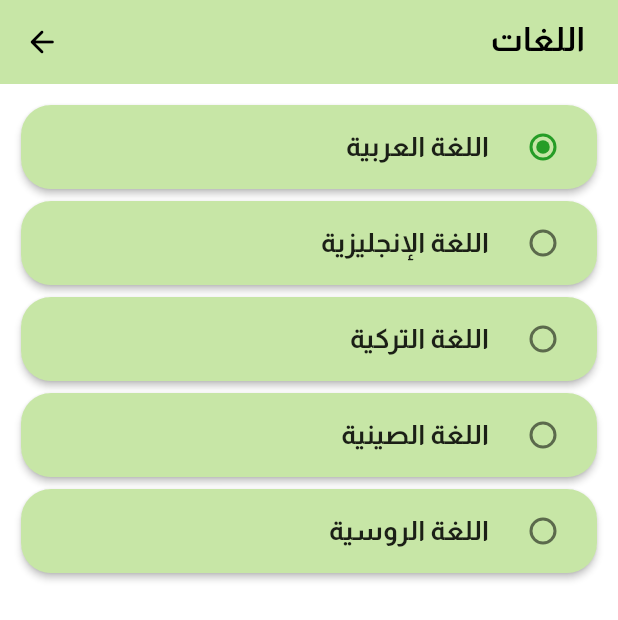
After one commit to heshamalsaqqaf2/Bloom-Buddys, a Flutter app: the Languages screen opened directly, on a phone screen of 412 x 824 dp. The commit adds this screen. Shown: the top 620 px of the screen. Run offline on Flutter 3.47's test engine with Material 3 defaults, Android fonts, the light colour scheme and no system bars; our stand-ins replace awesome_dialog, flutter_riverpod, image_picker; missing offline and left inert: dart:ffi.

Commit message:
Add New Screen Detailes.

```diff
--- a/lib/common_widget/round_button.dart
+++ b/lib/common_widget/round_button.dart
@@ -36,9 +36,9 @@ class RoundButton extends StatelessWidget {
         width: width,
         alignment: Alignment.center,
         decoration: BoxDecoration(
-          color: type == RoundButtonType.primary
+          color: type == RoundButtonType.secondary
               ? TColor.primary
-              : type == RoundButtonType.secondary
+              : type == RoundButtonType.primary
                   ? TColor.secondary
                   : Colors.transparent,
           border: type == RoundButtonType.line
@@ -53,7 +53,7 @@ class RoundButton extends StatelessWidget {
           style: TextStyle(
               color: type == RoundButtonType.line
                   ? (lineColor ?? TColor.primaryText)
-                  : Colors.white,
+                  : TColor.primaryText,
               fontSize: fontSize,
               fontFamily: 'Almarai',
               fontWeight: fontWeight),
--- /dev/null
+++ b/lib/screen/languages.dart
@@ -0,0 +1,230 @@
+import 'package:bloom_buddys/common/extension.dart';
+import 'package:flutter/material.dart';
+import 'package:flutter/services.dart';
+import '../common/color_extension.dart';
+
+class Languages extends StatefulWidget {
+  const Languages({super.key});
+
+  @override
+  State<Languages> createState() => _LanguagesState();
+}
+
+class _LanguagesState extends State<Languages> {
+  int _groupValue = -1;
+
+  @override
+  Widget build(BuildContext context) {
+    SystemChrome.setSystemUIOverlayStyle(SystemUiOverlayStyle(
+      statusBarColor: TColor.secondary,
+    ));
+    return Scaffold(
+      backgroundColor: Colors.white,
+      appBar: AppBar(
+        elevation: 0,
+        backgroundColor: TColor.secondary,
+        actions: [
+          Padding(
+            padding: const EdgeInsets.symmetric(horizontal: 22, vertical: 14),
+            child: Text(
+              "اللغات",
+              style: TextStyle(
+                fontWeight: FontWeight.bold,
+                fontSize: 22,
+                color: TColor.primaryText,
+              ),
+            ),
+          ),
+        ],
+        leading: IconButton(
+          icon: Icon(
+            Icons.arrow_back_rounded,
+            color: TColor.primaryText,
+          ),
+          onPressed: () => context.pop(),
+        ),
+      ),
+      body: Padding(
+        padding: const EdgeInsets.all(10),
+        child: Column(
+          crossAxisAlignment: CrossAxisAlignment.start,
+          mainAxisAlignment: MainAxisAlignment.start,
+          children: <Widget>[
+            Directionality(
+              textDirection: TextDirection.rtl,
+              child: Column(
+                children: <Widget>[
+                  Card(
+                    elevation: 2,
+                    shape: RoundedRectangleBorder(
+                      borderRadius: BorderRadius.circular(20.0),
+                    ),
+                    color: TColor.secondary,
+                    child: Column(
+                      children: [
+                        const ClipRRect(
+                          borderRadius: BorderRadius.only(
+                            topRight: Radius.circular(20),
+                            topLeft: Radius.circular(20),
+                          ),
+                        ),
+                        RadioListTile(
+                          value: -1,
+                          groupValue: _groupValue,
+                          title: const Text(
+                            "اللغة العربية",
+                            style: TextStyle(
+                              fontSize: 18,
+                              fontFamily: 'Almarai',
+                              fontWeight: FontWeight.bold,
+                            ),
+                          ),
+                          onChanged: (newValue) =>
+                              setState(() => _groupValue = newValue!),
+                          activeColor: TColor.primary,
+                          selected: false,
+                        ),
+                      ],
+                    ),
+                  ),
+                  Card(
+                    elevation: 2,
+                    shape: RoundedRectangleBorder(
+                      borderRadius: BorderRadius.circular(20.0),
+                    ),
+                    color: TColor.secondary,
+                    child: Column(
+                      children: [
+                        const ClipRRect(
+                          borderRadius: BorderRadius.only(
+                            topRight: Radius.circular(20),
+                            topLeft: Radius.circular(20),
+                          ),
+                        ),
+                        RadioListTile(
+                          value: 1,
+                          groupValue: _groupValue,
+                          title: const Text(
+                            "اللغة الإنجليزية",
+                            style: TextStyle(
+                              fontSize: 18,
+                              fontFamily: 'Almarai',
+                              fontWeight: FontWeight.bold,
+                            ),
+                          ),
+                          onChanged: (newValue) =>
+                              setState(() => _groupValue = newValue!),
+                          activeColor: TColor.primary,
+                          selected: false,
+                        ),
+                      ],
+                    ),
+                  ),
+                  Card(
+                    elevation: 2,
+                    shape: RoundedRectangleBorder(
+                      borderRadius: BorderRadius.circular(20.0),
+                    ),
+                    color: TColor.secondary,
+                    child: Column(
+                      children: [
+                        const ClipRRect(
+                          borderRadius: BorderRadius.only(
+                            topRight: Radius.circular(20),
+                            topLeft: Radius.circular(20),
+                          ),
+                        ),
+                        RadioListTile(
+                          value: 0,
+                          groupValue: _groupValue,
+                          title: const Text(
+                            "اللغة التركية",
+                            style: TextStyle(
+                              fontSize: 18,
+                              fontFamily: 'Almarai',
+                              fontWeight: FontWeight.bold,
+                            ),
+                          ),
+                          onChanged: (newValue) =>
+                              setState(() => _groupValue = newValue!),
+                          activeColor: TColor.primary,
+                          selected: false,
+                        ),
+                      ],
+                    ),
+                  ),
+                  Card(
+                    elevation: 2,
+                    shape: RoundedRectangleBorder(
+                      borderRadius: BorderRadius.circular(20.0),
+                    ),
+                    color: TColor.secondary,
+                    child: Column(
+                      children: [
+                        const ClipRRect(
+                          borderRadius: BorderRadius.only(
+                            topRight: Radius.circular(20),
+                            topLeft: Radius.circular(20),
+                          ),
+                        ),
+                        RadioListTile(
+                          value: -2,
+                          groupValue: _groupValue,
+                          title: const Text(
+                            "اللغة الصينية",
+                            style: TextStyle(
+                              fontSize: 18,
+                              fontFamily: 'Almarai',
+                              fontWeight: FontWeight.bold,
+                            ),
+                          ),
+                          onChanged: (newValue) =>
+                              setState(() => _groupValue = newValue!),
+                          activeColor: TColor.primary,
+                          selected: false,
+                        ),
+                      ],
+                    ),
+                  ),
+                  Card(
+                    elevation: 2,
+                    shape: RoundedRectangleBorder(
+                      borderRadius: BorderRadius.circular(20.0),
+                    ),
+                    color: TColor.secondary,
+                    child: Column(
+                      children: [
+                        const ClipRRect(
+                          borderRadius: BorderRadius.only(
+                            topRight: Radius.circular(20),
+                            topLeft: Radius.circular(20),
+                          ),
+                        ),
+                        RadioListTile(
+                          value: -3,
+                          groupValue: _groupValue,
+                          title: const Text(
+                            "اللغة الروسية",
+                            style: TextStyle(
+                              fontSize: 18,
+                              fontFamily: 'Almarai',
+                              fontWeight: FontWeight.bold,
+                            ),
+                          ),
+                          onChanged: (newValue) =>
+                              setState(() => _groupValue = newValue!),
+                          activeColor: TColor.primary,
+                          selected: false,
+                        ),
+                      ],
+                    ),
+                  ),
+                ],
+              ),
+            ),
+          ],
+        ),
+      ),
+    );
+  }
+}
```
Also changed, not shown: lib/screen/notification.dart (added, +46 -0 lines), lib/screen/settings.dart (+59 -10 lines), lib/screen/subscription.dart (added, +46 -0 lines), lib/screen/users_info.dart (added, +196 -0 lines).
